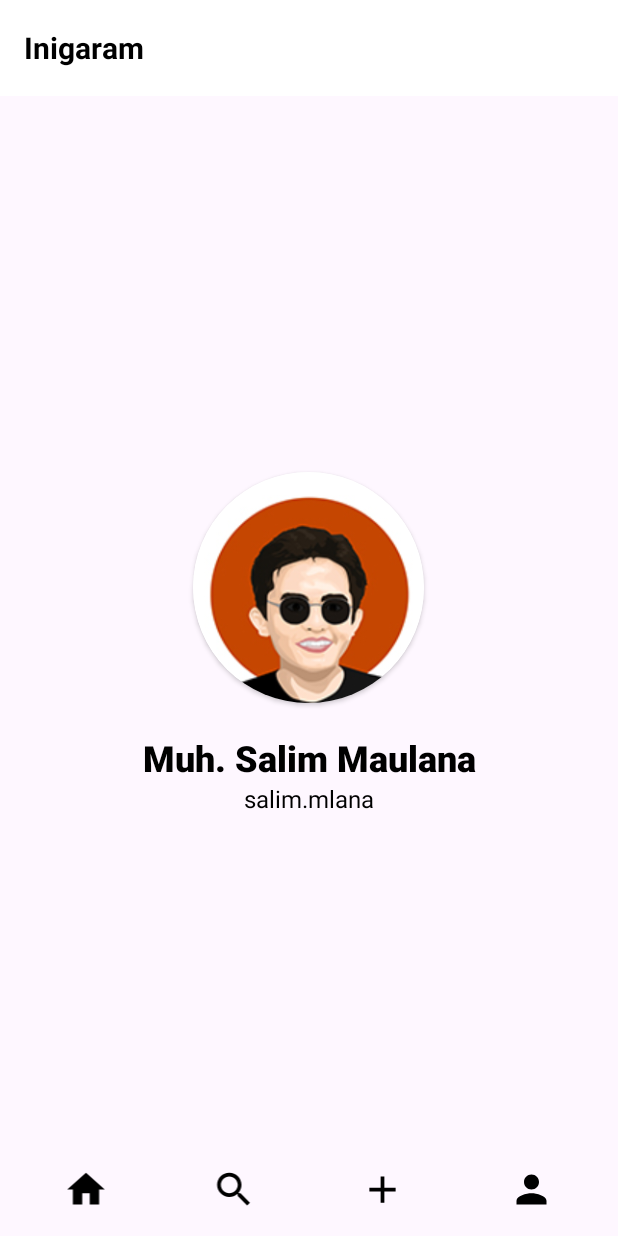
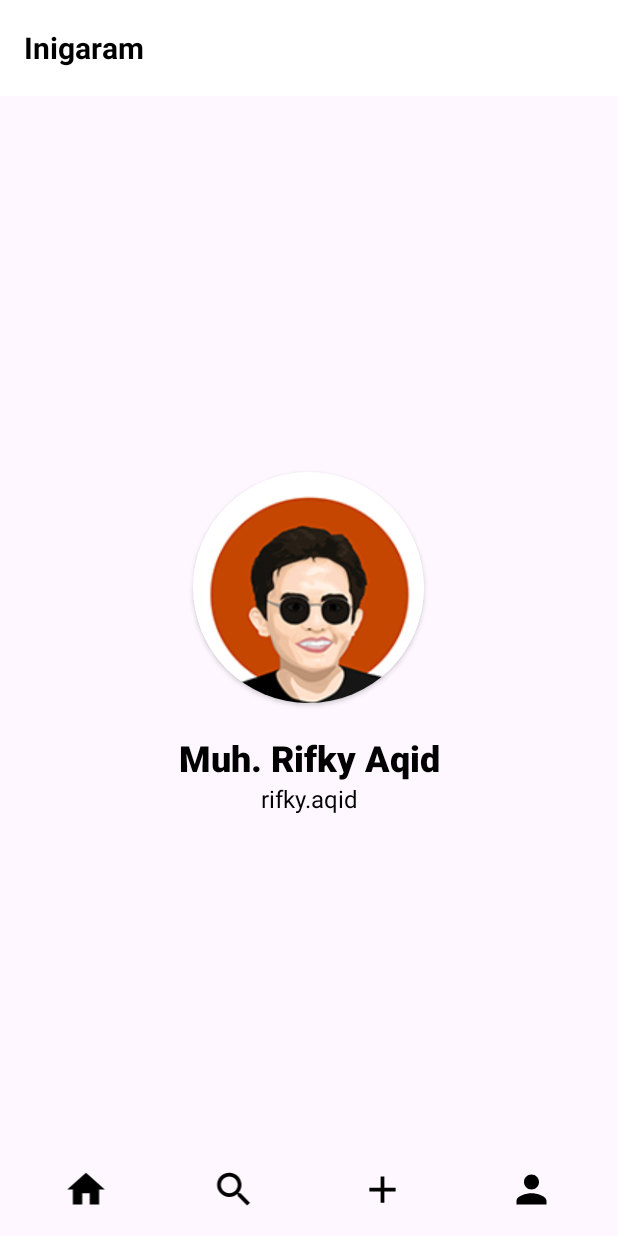
Before and after one commit to qqidd/LabMobile, an Android app: the fragment ProfileFragment placed in its activity, on a phone screen of 412 x 824 dp. Run offline under Robolectric (Android 15) with nearby library versions, the phone set to English and light mode, and no system bars.

Commit message:
Update strings.xml

```diff
--- a/BgThreadAssigment2/BgThreadAssigment2/app/src/main/res/values/strings.xml
+++ b/BgThreadAssigment2/BgThreadAssigment2/app/src/main/res/values/strings.xml
@@ -3,8 +3,8 @@
     <!-- TODO: Remove or change this placeholder text -->
     <string name="hello_blank_fragment">Hello blank fragment</string>
     <string name="profile">Profile</string>
-    <string name="name">Muh. Salim Maulana</string>
-    <string name="username">salim.mlana</string>
+    <string name="name">Muh. Rifky Aqid</string>
+    <string name="username">rifky.aqid</string>
     <string name="caption_here">Caption here</string>
     <string name="upload">Upload</string>
     <string name="write_a_caption">Write a caption</string>
```
